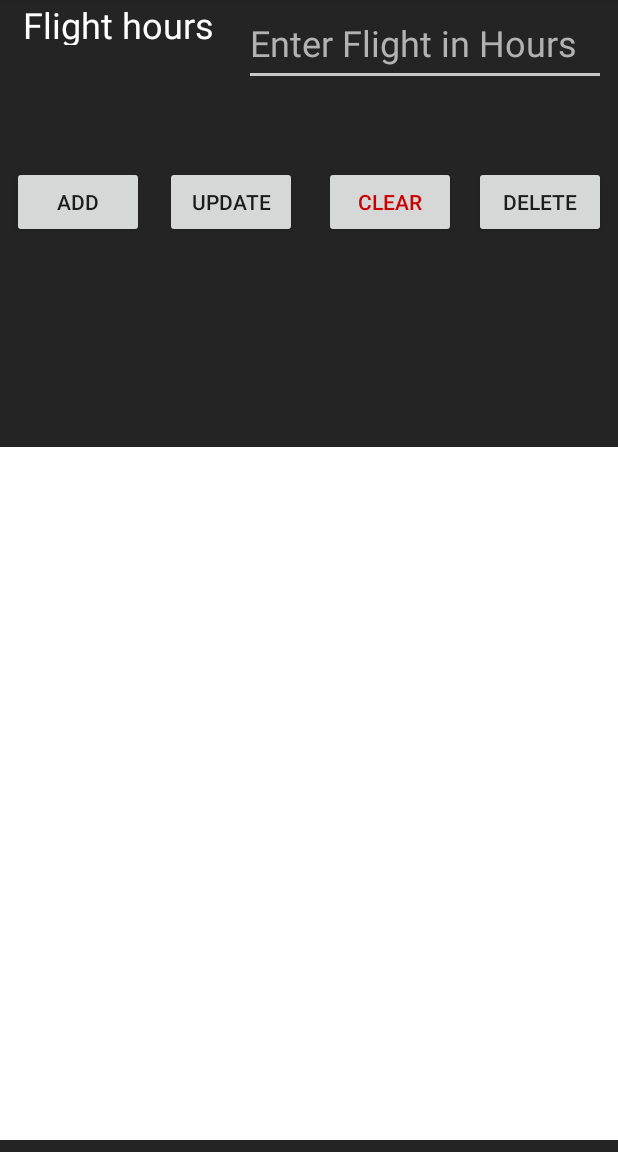
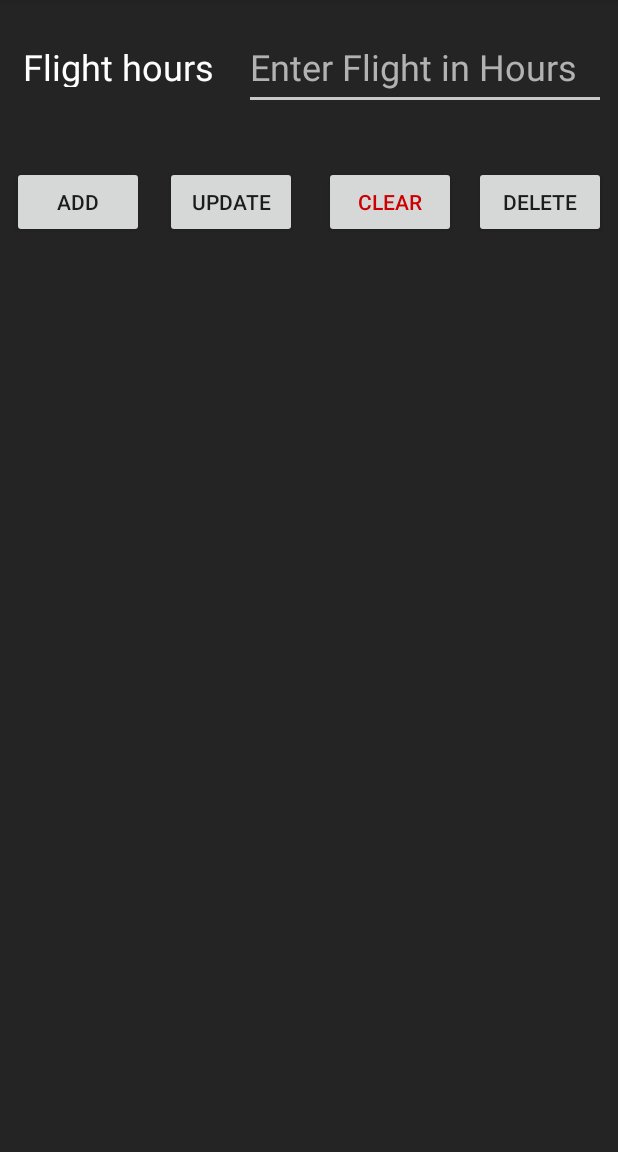
Before and after one commit to dorynakad/Pilot-Companion-App, an Android app: the LogbookActivity screen opened directly, with no data from a screen before it, on a phone screen of 412 x 824 dp, the part 84-1236 px from its top. Run offline under Robolectric (Android 15) with nearby library versions, the phone set to English and light mode, and no system bars.

```diff
--- a/app/src/main/java/com/juliachihata/co_pilot/LogbookActivity.java
+++ b/app/src/main/java/com/juliachihata/co_pilot/LogbookActivity.java
@@ -5,6 +5,7 @@ import android.content.SharedPreferences;
 import android.support.v7.app.AlertDialog;
 import android.support.v7.app.AppCompatActivity;
 import android.os.Bundle;
+import android.text.InputFilter;
 import android.util.Log;
 import android.view.View;
 import android.widget.AdapterView;
@@ -30,10 +31,14 @@ public class LogbookActivity extends AppCompatActivity {
     Button  addBtn,updateBtn,clearBtn,deleteBtn;
     ArrayList<String> flightTimes;
     ArrayAdapter<String> adapter;
-    SharedPreferences sharedPreferences;
+    SharedPreferences sharedPreferences;static final String PREFS_NAME = "MyPrefsFile";
+//    int white = android.R.color.white;
 
-//public static final String PREFS_NAME = "MyPrefsFile";
+    //the two lines below should let the user input numbers from 1 to 12 , the code is in InputFilterMinMax
+//EditText et = (EditText) findViewById(R.id.timeTxt);
+//et.setFilters(new InputFilter[]{ new InputFilterMinMax("1", "12")});
 
+//public
     @Override
     protected void onCreate(Bundle savedInstanceState) {
         super.onCreate(savedInstanceState);
@@ -58,7 +63,6 @@ public class LogbookActivity extends AppCompatActivity {
 
         adapter = new ArrayAdapter<String>(this,android.R.layout.simple_list_item_single_choice , flightTimes);
         lv.setAdapter(adapter);
-
         //Set selected item
         lv.setOnItemClickListener(new AdapterView.OnItemClickListener() {
             @Override
@@ -187,7 +191,7 @@ public class LogbookActivity extends AppCompatActivity {
 
         //GET POS OF SELECTED ITEM
         int pos=lv.getCheckedItemPosition();
-        if(!flightTime.isEmpty() && flightTime.length()>0){
+        if(!flightTime.isEmpty() && flightTime.length()>0  ){
 
             //Remove item
             adapter.remove(flightTimes.get(pos));
--- a/app/src/main/res/layout/activity_logbook.xml
+++ b/app/src/main/res/layout/activity_logbook.xml
@@ -41,17 +41,15 @@
         android:layout_marginEnd="8dp"
         android:layout_marginRight="8dp"
         android:layout_marginBottom="8dp"
-        android:background="@android:color/white"
-        android:cacheColorHint="@android:color/white"
         android:choiceMode="singleChoice"
         android:headerDividersEnabled="false"
-        android:textColor="#FFFFFF"
+        android:textColor="#FFFF"
         app:layout_constraintBottom_toBottomOf="parent"
         app:layout_constraintEnd_toEndOf="parent"
         app:layout_constraintHorizontal_bias="0.526"
         app:layout_constraintStart_toStartOf="parent"
         app:layout_constraintTop_toBottomOf="@+id/cleanBtn"
-        app:layout_constraintVertical_bias="1.0" />
+        app:layout_constraintVertical_bias="0.92" />
 
     <Button
         android:id="@+id/deleteBtn"
@@ -101,6 +99,7 @@
         android:layout_height="30dp"
         android:layout_marginStart="8dp"
         android:layout_marginLeft="8dp"
+        android:layout_marginTop="28dp"
         android:layout_marginEnd="8dp"
         android:layout_marginRight="8dp"
         android:text="Flight hours"
@@ -109,7 +108,7 @@
         app:layout_constraintEnd_toStartOf="@+id/timeTxt"
         app:layout_constraintHorizontal_bias="0.38"
         app:layout_constraintStart_toStartOf="parent"
-        tools:layout_editor_absoluteY="29dp" />
+        app:layout_constraintTop_toTopOf="parent" />
 
     <Button
         android:id="@+id/cleanBtn"
@@ -129,6 +128,7 @@
         android:id="@+id/timeTxt"
         android:layout_width="241dp"
         android:layout_height="57dp"
+        android:layout_marginTop="16dp"
         android:layout_marginEnd="8dp"
         android:layout_marginRight="8dp"
         android:digits="0123456789."
@@ -139,5 +139,5 @@
         android:textColorHint="#B2B2B2"
         android:textSize="24sp"
         app:layout_constraintEnd_toEndOf="parent"
-        tools:layout_editor_absoluteY="16dp" />
+        app:layout_constraintTop_toTopOf="parent" />
 </android.support.constraint.ConstraintLayout>
```
